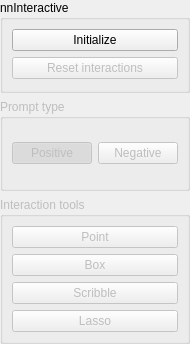
The window that Modules/SegmentationUI/Qmitk/QmitknnInteractiveToolGUI.ui (MITK/MITK) describes before a commit, drawn with Qt 5.
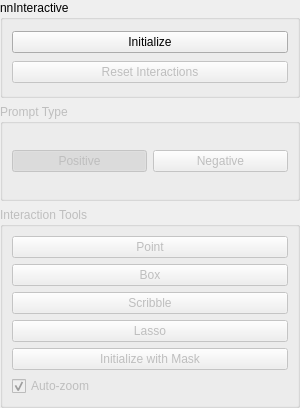
The same window after the commit. Icons and pictures are not drawn.

Commit message: Add "Auto-zoom" and "Initialize with Mask" features

```diff
--- a/Modules/SegmentationUI/Qmitk/QmitknnInteractiveToolGUI.ui
+++ b/Modules/SegmentationUI/Qmitk/QmitknnInteractiveToolGUI.ui
@@ -6,8 +6,8 @@
    <rect>
     <x>0</x>
     <y>0</y>
-    <width>176</width>
-    <height>344</height>
+    <width>300</width>
+    <height>408</height>
    </rect>
   </property>
   <layout class="QVBoxLayout" name="verticalLayout_3">
@@ -45,7 +45,7 @@
          <bool>false</bool>
         </property>
         <property name="text">
-         <string>Reset interactions</string>
+         <string>Reset Interactions</string>
         </property>
         <property name="icon">
          <iconset resource="../resources/nnInteractive/nnInteractive.qrc">
@@ -62,7 +62,7 @@
       <bool>false</bool>
      </property>
      <property name="title">
-      <string>Prompt type</string>
+      <string>Prompt Type</string>
      </property>
      <layout class="QHBoxLayout" name="horizontalLayout">
       <item>
@@ -108,7 +108,7 @@
       <bool>false</bool>
      </property>
      <property name="title">
-      <string>Interaction tools</string>
+      <string>Interaction Tools</string>
      </property>
      <layout class="QVBoxLayout" name="verticalLayout">
       <item>
@@ -191,6 +191,33 @@
         </property>
        </widget>
       </item>
+      <item>
+       <widget class="QPushButton" name="maskButton">
+        <property name="text">
+         <string>Initialize with Mask</string>
+        </property>
+        <property name="icon">
+         <iconset resource="../resources/nnInteractive/nnInteractive.qrc">
+          <normaloff>:/nnInteractive/mask</normaloff>:/nnInteractive/mask</iconset>
+        </property>
+        <property name="iconSize">
+         <size>
+          <width>24</width>
+          <height>24</height>
+         </size>
+        </property>
+       </widget>
+      </item>
+      <item>
+       <widget class="QCheckBox" name="autoZoomCheckBox">
+        <property name="text">
+         <string>Auto-zoom</string>
+        </property>
+        <property name="checked">
+         <bool>true</bool>
+        </property>
+       </widget>
+      </item>
      </layout>
     </widget>
    </item>
```
The commit also changes 6 other files.
